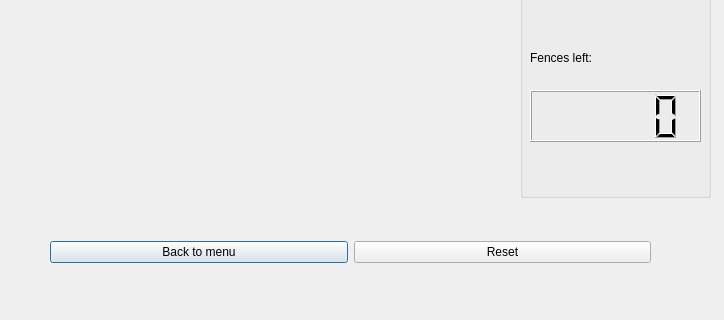
This is src/GameField.ui in olezhabobrov/Quoridor as Qt 5 draws it before an edit; both pictures show x 0 to 724 and y 273 to 593 of the 724 by 593 pixel window. The edited form follows.
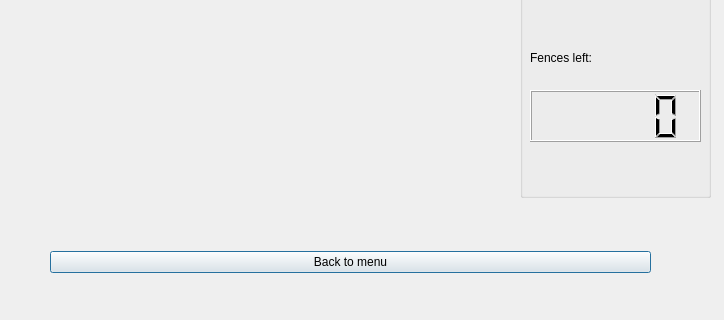
This is the edited form.

```diff
--- a/src/GameField.ui
+++ b/src/GameField.ui
@@ -23,7 +23,7 @@
    <property name="geometry">
     <rect>
      <x>50</x>
-     <y>490</y>
+     <y>500</y>
      <width>601</width>
      <height>71</height>
     </rect>
@@ -36,13 +36,6 @@
       </property>
      </widget>
     </item>
-    <item>
-     <widget class="QPushButton" name="reset">
-      <property name="text">
-       <string>Reset</string>
-      </property>
-     </widget>
-    </item>
    </layout>
   </widget>
   <widget class="QWidget" name="gridLayoutWidget">
```
